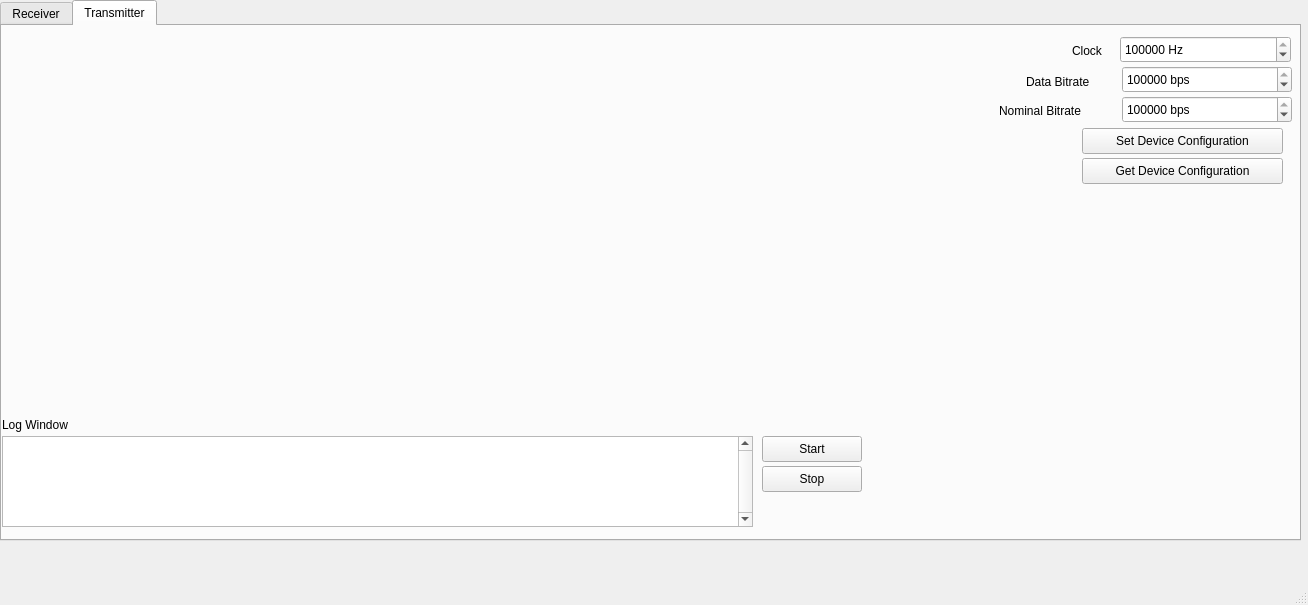
Above: CANGuiApp/mainwindow.ui from Kemalusanmaz/PCANFD-CAN-BUS-Transceiver before the change. Below: the same form after it.
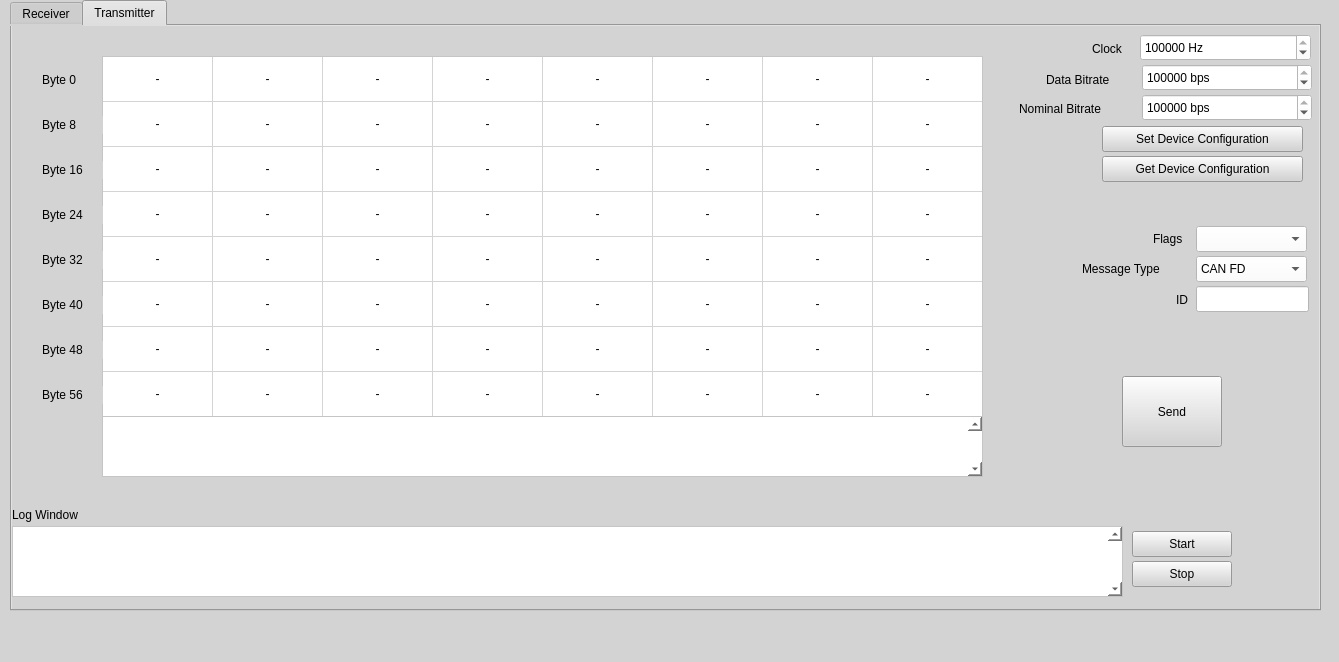
That is the form after the change. The open tabs and pages were chosen to show the change.

Commit message: transmitter gui is established

```diff
--- a/CANGuiApp/mainwindow.ui
+++ b/CANGuiApp/mainwindow.ui
@@ -6,23 +6,29 @@
    <rect>
     <x>0</x>
     <y>0</y>
-    <width>1308</width>
-    <height>605</height>
+    <width>1339</width>
+    <height>662</height>
    </rect>
   </property>
   <property name="windowTitle">
-   <string>MainWindow</string>
+   <string>CAN Bus Manager v1.0</string>
+  </property>
+  <property name="styleSheet">
+   <string notr="true">background-color: lightgrey;</string>
   </property>
   <widget class="QWidget" name="centralwidget">
    <widget class="QTabWidget" name="tabWidget">
     <property name="geometry">
      <rect>
-      <x>0</x>
+      <x>10</x>
       <y>0</y>
-      <width>1301</width>
-      <height>541</height>
+      <width>1311</width>
+      <height>611</height>
      </rect>
     </property>
+    <property name="styleSheet">
+     <string notr="true">background-color: lightgrey;</string>
+    </property>
     <property name="currentIndex">
      <number>0</number>
     </property>
@@ -393,8 +399,8 @@
      <widget class="QPushButton" name="transmitter_start">
       <property name="geometry">
        <rect>
-        <x>760</x>
-        <y>410</y>
+        <x>1120</x>
+        <y>505</y>
         <width>100</width>
         <height>26</height>
        </rect>
@@ -407,14 +413,20 @@
       <property name="geometry">
        <rect>
         <x>0</x>
-        <y>410</y>
-        <width>751</width>
-        <height>91</height>
+        <y>500</y>
+        <width>1111</width>
+        <height>71</height>
        </rect>
       </property>
+      <property name="styleSheet">
+       <string notr="true">background-color: white;</string>
+      </property>
       <property name="verticalScrollBarPolicy">
        <enum>Qt::ScrollBarPolicy::ScrollBarAlwaysOn</enum>
       </property>
+      <property name="readOnly">
+       <bool>true</bool>
+      </property>
       <property name="plainText">
        <string/>
       </property>
@@ -425,8 +437,8 @@
      <widget class="QPushButton" name="transmitter_stop">
       <property name="geometry">
        <rect>
-        <x>760</x>
-        <y>440</y>
+        <x>1120</x>
+        <y>535</y>
         <width>100</width>
         <height>26</height>
        </rect>
@@ -439,7 +451,7 @@
       <property name="geometry">
        <rect>
         <x>0</x>
-        <y>390</y>
+        <y>480</y>
         <width>91</width>
         <height>18</height>
        </rect>
@@ -451,12 +463,15 @@
      <widget class="QSpinBox" name="transmitter_dataBitRate">
       <property name="geometry">
        <rect>
-        <x>1120</x>
-        <y>70</y>
+        <x>1130</x>
+        <y>68</y>
         <width>170</width>
         <height>27</height>
        </rect>
       </property>
+      <property name="styleSheet">
+       <string notr="true">background-color: white;</string>
+      </property>
       <property name="suffix">
        <string> bps</string>
       </property>
@@ -470,8 +485,8 @@
      <widget class="QLabel" name="label_12">
       <property name="geometry">
        <rect>
-        <x>997</x>
-        <y>75</y>
+        <x>1007</x>
+        <y>73</y>
         <width>121</width>
         <height>20</height>
        </rect>
@@ -483,12 +498,15 @@
      <widget class="QSpinBox" name="transmitter_clock">
       <property name="geometry">
        <rect>
-        <x>1118</x>
-        <y>10</y>
+        <x>1128</x>
+        <y>8</y>
         <width>171</width>
         <height>27</height>
        </rect>
       </property>
+      <property name="styleSheet">
+       <string notr="true">background-color: white;</string>
+      </property>
       <property name="suffix">
        <string notr="true"> Hz</string>
       </property>
@@ -502,8 +520,8 @@
      <widget class="QLabel" name="label_6">
       <property name="geometry">
        <rect>
-        <x>1070</x>
-        <y>16</y>
+        <x>1080</x>
+        <y>14</y>
         <width>41</width>
         <height>18</height>
        </rect>
@@ -515,8 +533,8 @@
      <widget class="QLabel" name="label_13">
       <property name="geometry">
        <rect>
-        <x>1024</x>
-        <y>46</y>
+        <x>1034</x>
+        <y>44</y>
         <width>91</width>
         <height>20</height>
        </rect>
@@ -528,8 +546,8 @@
      <widget class="QPushButton" name="transmitter_getDeviceConfiguration">
       <property name="geometry">
        <rect>
-        <x>1080</x>
-        <y>132</y>
+        <x>1090</x>
+        <y>130</y>
         <width>201</width>
         <height>26</height>
        </rect>
@@ -541,8 +559,8 @@
      <widget class="QPushButton" name="transmitter_setDeviceConfiguration">
       <property name="geometry">
        <rect>
-        <x>1080</x>
-        <y>102</y>
+        <x>1090</x>
+        <y>100</y>
         <width>201</width>
         <height>26</height>
        </rect>
@@ -554,12 +572,15 @@
      <widget class="QSpinBox" name="transmitter_nominalBitRate">
       <property name="geometry">
        <rect>
-        <x>1120</x>
-        <y>40</y>
+        <x>1130</x>
+        <y>38</y>
         <width>170</width>
         <height>27</height>
        </rect>
       </property>
+      <property name="styleSheet">
+       <string notr="true">background-color: white;</string>
+      </property>
       <property name="suffix">
        <string> bps</string>
       </property>
@@ -570,6 +591,857 @@
        <number>500000</number>
       </property>
      </widget>
+     <widget class="QTableWidget" name="transmitter_data">
+      <property name="geometry">
+       <rect>
+        <x>90</x>
+        <y>30</y>
+        <width>881</width>
+        <height>361</height>
+       </rect>
+      </property>
+      <property name="styleSheet">
+       <string notr="true">background-color: white;</string>
+      </property>
+      <property name="verticalScrollBarPolicy">
+       <enum>Qt::ScrollBarPolicy::ScrollBarAlwaysOff</enum>
+      </property>
+      <property name="horizontalScrollBarPolicy">
+       <enum>Qt::ScrollBarPolicy::ScrollBarAlwaysOff</enum>
+      </property>
+      <property name="verticalScrollMode">
+       <enum>QAbstractItemView::ScrollMode::ScrollPerItem</enum>
+      </property>
+      <property name="rowCount">
+       <number>8</number>
+      </property>
+      <property name="columnCount">
+       <number>8</number>
+      </property>
+      <attribute name="horizontalHeaderVisible">
+       <bool>false</bool>
+      </attribute>
+      <attribute name="horizontalHeaderMinimumSectionSize">
+       <number>40</number>
+      </attribute>
+      <attribute name="horizontalHeaderDefaultSectionSize">
+       <number>110</number>
+      </attribute>
+      <attribute name="horizontalHeaderHighlightSections">
+       <bool>false</bool>
+      </attribute>
+      <attribute name="verticalHeaderVisible">
+       <bool>false</bool>
+      </attribute>
+      <attribute name="verticalHeaderDefaultSectionSize">
+       <number>45</number>
+      </attribute>
+      <attribute name="verticalHeaderHighlightSections">
+       <bool>false</bool>
+      </attribute>
+      <row/>
+      <row/>
+      <row/>
+      <row/>
+      <row/>
+      <row/>
+      <row/>
+      <row/>
+      <column/>
+      <column/>
+      <column/>
+      <column/>
+      <column/>
+      <column/>
+      <column/>
+      <column/>
+      <item row="0" column="0">
+       <property name="text">
+        <string>-</string>
+       </property>
+       <property name="textAlignment">
+        <set>AlignCenter</set>
+       </property>
+      </item>
+      <item row="0" column="1">
+       <property name="text">
+        <string>-</string>
+       </property>
+       <property name="textAlignment">
+        <set>AlignCenter</set>
+       </property>
+      </item>
+      <item row="0" column="2">
+       <property name="text">
+        <string>-</string>
+       </property>
+       <property name="textAlignment">
+        <set>AlignCenter</set>
+       </property>
+      </item>
+      <item row="0" column="3">
+       <property name="text">
+        <string>-</string>
+       </property>
+       <property name="textAlignment">
+        <set>AlignCenter</set>
+       </property>
+      </item>
+      <item row="0" column="4">
+       <property name="text">
+        <string>-</string>
+       </property>
+       <property name="textAlignment">
+        <set>AlignCenter</set>
+       </property>
+      </item>
+      <item row="0" column="5">
+       <property name="text">
+        <string>-</string>
+       </property>
+       <property name="textAlignment">
+        <set>AlignCenter</set>
+       </property>
+      </item>
+      <item row="0" column="6">
+       <property name="text">
+        <string>-</string>
+       </property>
+       <property name="textAlignment">
+        <set>AlignCenter</set>
+       </property>
+      </item>
+      <item row="0" column="7">
+       <property name="text">
+        <string>-</string>
+       </property>
+       <property name="textAlignment">
+        <set>AlignCenter</set>
+       </property>
+      </item>
+      <item row="1" column="0">
+       <property name="text">
+        <string>-</string>
+       </property>
+       <property name="textAlignment">
+        <set>AlignCenter</set>
+       </property>
+      </item>
+      <item row="1" column="1">
+       <property name="text">
+        <string>-</string>
+       </property>
+       <property name="textAlignment">
+        <set>AlignCenter</set>
+       </property>
+      </item>
+      <item row="1" column="2">
+       <property name="text">
+        <string>-</string>
+       </property>
+       <property name="textAlignment">
+        <set>AlignCenter</set>
+       </property>
+      </item>
+      <item row="1" column="3">
+       <property name="text">
+        <string>-</string>
+       </property>
+       <property name="textAlignment">
+        <set>AlignCenter</set>
+       </property>
+      </item>
+      <item row="1" column="4">
+       <property name="text">
+        <string>-</string>
+       </property>
+       <property name="textAlignment">
+        <set>AlignCenter</set>
+       </property>
+      </item>
+      <item row="1" column="5">
+       <property name="text">
+        <string>-</string>
+       </property>
+       <property name="textAlignment">
+        <set>AlignCenter</set>
+       </property>
+      </item>
+      <item row="1" column="6">
+       <property name="text">
+        <string>-</string>
+       </property>
+       <property name="textAlignment">
+        <set>AlignCenter</set>
+       </property>
+      </item>
+      <item row="1" column="7">
+       <property name="text">
+        <string>-</string>
+       </property>
+       <property name="textAlignment">
+        <set>AlignCenter</set>
+       </property>
+      </item>
+      <item row="2" column="0">
+       <property name="text">
+        <string>-</string>
+       </property>
+       <property name="textAlignment">
+        <set>AlignCenter</set>
+       </property>
+      </item>
+      <item row="2" column="1">
+       <property name="text">
+        <string>-</string>
+       </property>
+       <property name="textAlignment">
+        <set>AlignCenter</set>
+       </property>
+      </item>
+      <item row="2" column="2">
+       <property name="text">
+        <string>-</string>
+       </property>
+       <property name="textAlignment">
+        <set>AlignCenter</set>
+       </property>
+      </item>
+      <item row="2" column="3">
+       <property name="text">
+        <string>-</string>
+       </property>
+       <property name="textAlignment">
+        <set>AlignCenter</set>
+       </property>
+      </item>
+      <item row="2" column="4">
+       <property name="text">
+        <string>-</string>
+       </property>
+       <property name="textAlignment">
+        <set>AlignCenter</set>
+       </property>
+      </item>
+      <item row="2" column="5">
+       <property name="text">
+        <string>-</string>
+       </property>
+       <property name="textAlignment">
+        <set>AlignCenter</set>
+       </property>
+      </item>
+      <item row="2" column="6">
+       <property name="text">
+        <string>-</string>
+       </property>
+       <property name="textAlignment">
+        <set>AlignCenter</set>
+       </property>
+      </item>
+      <item row="2" column="7">
+       <property name="text">
+        <string>-</string>
+       </property>
+       <property name="textAlignment">
+        <set>AlignCenter</set>
+       </property>
+      </item>
+      <item row="3" column="0">
+       <property name="text">
+        <string>-</string>
+       </property>
+       <property name="textAlignment">
+        <set>AlignCenter</set>
+       </property>
+      </item>
+      <item row="3" column="1">
+       <property name="text">
+        <string>-</string>
+       </property>
+       <property name="textAlignment">
+        <set>AlignCenter</set>
+       </property>
+      </item>
+      <item row="3" column="2">
+       <property name="text">
+        <string>-</string>
+       </property>
+       <property name="textAlignment">
+        <set>AlignCenter</set>
+       </property>
+      </item>
+      <item row="3" column="3">
+       <property name="text">
+        <string>-</string>
+       </property>
+       <property name="textAlignment">
+        <set>AlignCenter</set>
+       </property>
+      </item>
+      <item row="3" column="4">
+       <property name="text">
+        <string>-</string>
+       </property>
+       <property name="textAlignment">
+        <set>AlignCenter</set>
+       </property>
+      </item>
+      <item row="3" column="5">
+       <property name="text">
+        <string>-</string>
+       </property>
+       <property name="textAlignment">
+        <set>AlignCenter</set>
+       </property>
+      </item>
+      <item row="3" column="6">
+       <property name="text">
+        <string>-</string>
+       </property>
+       <property name="textAlignment">
+        <set>AlignCenter</set>
+       </property>
+      </item>
+      <item row="3" column="7">
+       <property name="text">
+        <string>-</string>
+       </property>
+       <property name="textAlignment">
+        <set>AlignCenter</set>
+       </property>
+      </item>
+      <item row="4" column="0">
+       <property name="text">
+        <string>-</string>
+       </property>
+       <property name="textAlignment">
+        <set>AlignCenter</set>
+       </property>
+      </item>
+      <item row="4" column="1">
+       <property name="text">
+        <string>-</string>
+       </property>
+       <property name="textAlignment">
+        <set>AlignCenter</set>
+       </property>
+      </item>
+      <item row="4" column="2">
+       <property name="text">
+        <string>-</string>
+       </property>
+       <property name="textAlignment">
+        <set>AlignCenter</set>
+       </property>
+      </item>
+      <item row="4" column="3">
+       <property name="text">
+        <string>-</string>
+       </property>
+       <property name="textAlignment">
+        <set>AlignCenter</set>
+       </property>
+      </item>
+      <item row="4" column="4">
+       <property name="text">
+        <string>-</string>
+       </property>
+       <property name="textAlignment">
+        <set>AlignCenter</set>
+       </property>
+      </item>
+      <item row="4" column="5">
+       <property name="text">
+        <string>-</string>
+       </property>
+       <property name="textAlignment">
+        <set>AlignCenter</set>
+       </property>
+      </item>
+      <item row="4" column="6">
+       <property name="text">
+        <string>-</string>
+       </property>
+       <property name="textAlignment">
+        <set>AlignCenter</set>
+       </property>
+      </item>
+      <item row="4" column="7">
+       <property name="text">
+        <string>-</string>
+       </property>
+       <property name="textAlignment">
+        <set>AlignCenter</set>
+       </property>
+      </item>
+      <item row="5" column="0">
+       <property name="text">
+        <string>-</string>
+       </property>
+       <property name="textAlignment">
+        <set>AlignCenter</set>
+       </property>
+      </item>
+      <item row="5" column="1">
+       <property name="text">
+        <string>-</string>
+       </property>
+       <property name="textAlignment">
+        <set>AlignCenter</set>
+       </property>
+      </item>
+      <item row="5" column="2">
+       <property name="text">
+        <string>-</string>
+       </property>
+       <property name="textAlignment">
+        <set>AlignCenter</set>
+       </property>
+      </item>
+      <item row="5" column="3">
+       <property name="text">
+        <string>-</string>
+       </property>
+       <property name="textAlignment">
+        <set>AlignCenter</set>
+       </property>
+      </item>
+      <item row="5" column="4">
+       <property name="text">
+        <string>-</string>
+       </property>
+       <property name="textAlignment">
+        <set>AlignCenter</set>
+       </property>
+      </item>
+      <item row="5" column="5">
+       <property name="text">
+        <string>-</string>
+       </property>
+       <property name="textAlignment">
+        <set>AlignCenter</set>
+       </property>
+      </item>
+      <item row="5" column="6">
+       <property name="text">
+        <string>-</string>
+       </property>
+       <property name="textAlignment">
+        <set>AlignCenter</set>
+       </property>
+      </item>
+      <item row="5" column="7">
+       <property name="text">
+        <string>-</string>
+       </property>
+       <property name="textAlignment">
+        <set>AlignCenter</set>
+       </property>
+      </item>
+      <item row="6" column="0">
+       <property name="text">
+        <string>-</string>
+       </property>
+       <property name="textAlignment">
+        <set>AlignCenter</set>
+       </property>
+      </item>
+      <item row="6" column="1">
+       <property name="text">
+        <string>-</string>
+       </property>
+       <property name="textAlignment">
+        <set>AlignCenter</set>
+       </property>
+      </item>
+      <item row="6" column="2">
+       <property name="text">
+        <string>-</string>
+       </property>
+       <property name="textAlignment">
+        <set>AlignCenter</set>
+       </property>
+      </item>
+      <item row="6" column="3">
+       <property name="text">
+        <string>-</string>
+       </property>
+       <property name="textAlignment">
+        <set>AlignCenter</set>
+       </property>
+      </item>
+      <item row="6" column="4">
+       <property name="text">
+        <string>-</string>
+       </property>
+       <property name="textAlignment">
+        <set>AlignCenter</set>
+       </property>
+      </item>
+      <item row="6" column="5">
+       <property name="text">
+        <string>-</string>
+       </property>
+       <property name="textAlignment">
+        <set>AlignCenter</set>
+       </property>
+      </item>
+      <item row="6" column="6">
+       <property name="text">
+        <string>-</string>
+       </property>
+       <property name="textAlignment">
+        <set>AlignCenter</set>
+       </property>
+      </item>
+      <item row="6" column="7">
+       <property name="text">
+        <string>-</string>
+       </property>
+       <property name="textAlignment">
+        <set>AlignCenter</set>
+       </property>
+      </item>
+      <item row="7" column="0">
+       <property name="text">
+        <string>-</string>
+       </property>
+       <property name="textAlignment">
+        <set>AlignCenter</set>
+       </property>
+      </item>
+      <item row="7" column="1">
+       <property name="text">
+        <string>-</string>
+       </property>
+       <property name="textAlignment">
+        <set>AlignCenter</set>
+       </property>
+      </item>
+      <item row="7" column="2">
+       <property name="text">
+        <string>-</string>
+       </property>
+       <property name="textAlignment">
+        <set>AlignCenter</set>
+       </property>
+      </item>
+      <item row="7" column="3">
+       <property name="text">
+        <string>-</string>
+       </property>
+       <property name="textAlignment">
+        <set>AlignCenter</set>
+       </property>
+      </item>
+      <item row="7" column="4">
+       <property name="text">
+        <string>-</string>
+       </property>
+       <property name="textAlignment">
+        <set>AlignCenter</set>
+       </property>
+      </item>
+      <item row="7" column="5">
+       <property name="text">
+        <string>-</string>
+       </property>
+       <property name="textAlignment">
+        <set>AlignCenter</set>
+       </property>
+      </item>
+      <item row="7" column="6">
+       <property name="text">
+        <string>-</string>
+       </property>
+       <property name="textAlignment">
+        <set>AlignCenter</set>
+       </property>
+      </item>
+      <item row="7" column="7">
+       <property name="text">
+        <string>-</string>
+       </property>
+       <property name="textAlignment">
+        <set>AlignCenter</set>
+       </property>
+      </item>
+     </widget>
+     <widget class="QLabel" name="label_7">
+      <property name="geometry">
+       <rect>
+        <x>30</x>
+        <y>45</y>
+        <width>50</width>
+        <height>18</height>
+       </rect>
+      </property>
+      <property name="text">
+       <string>Byte 0</string>
+      </property>
+     </widget>
+     <widget class="QLabel" name="label_14">
+      <property name="geometry">
+       <rect>
+        <x>30</x>
+        <y>135</y>
+        <width>61</width>
+        <height>18</height>
+       </rect>
+      </property>
+      <property name="text">
+       <string>Byte 16</string>
+      </property>
+     </widget>
+     <widget class="QLabel" name="label_15">
+      <property name="geometry">
+       <rect>
+        <x>30</x>
+        <y>90</y>
+        <width>61</width>
+        <height>18</height>
+       </rect>
+      </property>
+      <property name="text">
+       <string>Byte 8</string>
+      </property>
+     </widget>
+     <widget class="QLabel" name="label_16">
+      <property name="geometry">
+       <rect>
+        <x>30</x>
+        <y>180</y>
+        <width>61</width>
+        <height>18</height>
+       </rect>
+      </property>
+      <property name="text">
+       <string>Byte 24</string>
+      </property>
+     </widget>
+     <widget class="QLabel" name="label_17">
+      <property name="geometry">
+       <rect>
+        <x>30</x>
+        <y>225</y>
+        <width>61</width>
+        <height>18</height>
+       </rect>
+      </property>
+      <property name="text">
+       <string>Byte 32</string>
+      </property>
+     </widget>
+     <widget class="QLabel" name="label_18">
+      <property name="geometry">
+       <rect>
+        <x>30</x>
+        <y>270</y>
+        <width>61</width>
+        <height>18</height>
+       </rect>
+      </property>
+      <property name="text">
+       <string>Byte 40</string>
+      </property>
+     </widget>
+     <widget class="QLabel" name="label_19">
+      <property name="geometry">
+       <rect>
+        <x>30</x>
+        <y>315</y>
+        <width>61</width>
+        <height>18</height>
+       </rect>
+      </property>
+      <property name="text">
+       <string>Byte 48</string>
+      </property>
+     </widget>
+     <widget class="QLabel" name="label_20">
+      <property name="geometry">
+       <rect>
+        <x>30</x>
+        <y>360</y>
+        <width>61</width>
+        <height>18</height>
+       </rect>
+      </property>
+      <property name="text">
+       <string>Byte 56</string>
+      </property>
+     </widget>
+     <widget class="QPushButton" name="transmitter_send">
+      <property name="geometry">
+       <rect>
+        <x>1110</x>
+        <y>350</y>
+        <width>100</width>
+        <height>71</height>
+       </rect>
+      </property>
+      <property name="text">
+       <string>Send</string>
+      </property>
+     </widget>
+     <widget class="QComboBox" name="transmitter_messageType">
+      <property name="geometry">
+       <rect>
+        <x>1184</x>
+        <y>230</y>
+        <width>111</width>
+        <height>26</height>
+       </rect>
+      </property>
+      <property name="styleSheet">
+       <string notr="true">background-color: white;</string>
+      </property>
+      <item>
+       <property name="text">
+        <string>CAN FD</string>
+       </property>
+      </item>
+      <item>
+       <property name="text">
+        <string>CAN 2.0</string>
+       </property>
+      </item>
+     </widget>
+     <widget class="QLabel" name="label_21">
+      <property name="geometry">
+       <rect>
+        <x>1070</x>
+        <y>233</y>
+        <width>110</width>
+        <height>20</height>
+       </rect>
+      </property>
+      <property name="text">
+       <string>Message Type</string>
+      </property>
+     </widget>
+     <widget class="QLabel" name="label_22">
+      <property name="geometry">
+       <rect>
+        <x>1164</x>
+        <y>264</y>
+        <width>20</width>
+        <height>20</height>
+       </rect>
+      </property>
+      <property name="text">
+       <string>ID</string>
+      </property>
+     </widget>
+     <widget class="QComboBox" name="transmitter_flags">
+      <property name="geometry">
+       <rect>
+        <x>1184</x>
+        <y>200</y>
+        <width>111</width>
+        <height>26</height>
+       </rect>
+      </property>
+      <property name="styleSheet">
+       <string notr="true">background-color: white;</string>
+      </property>
+      <item>
+       <property name="text">
+        <string/>
+       </property>
+      </item>
+      <item>
+       <property name="text">
+        <string>STD</string>
+       </property>
+      </item>
+      <item>
+       <property name="text">
+        <string>RTR</string>
+       </property>
+      </item>
+      <item>
+       <property name="text">
+        <string>EXT</string>
+       </property>
+      </item>
+      <item>
+       <property name="text">
+        <string>SLF</string>
+       </property>
+      </item>
+      <item>
+       <property name="text">
+        <string>SNG</string>
+       </property>
+      </item>
+      <item>
+       <property name="text">
+        <string>ECHO</string>
+       </property>
+      </item>
+     </widget>
+     <widget class="QLabel" name="label_23">
+      <property name="geometry">
+       <rect>
+        <x>1141</x>
+        <y>204</y>
+        <width>40</width>
+        <height>18</height>
+       </rect>
+      </property>
+      <property name="text">
+       <string>Flags</string>
+      </property>
+     </widget>
+     <widget class="QLineEdit" name="transmitter_id">
+      <property name="geometry">
+       <rect>
+        <x>1184</x>
+        <y>260</y>
+        <width>113</width>
+        <height>26</height>
+       </rect>
+      </property>
+      <property name="styleSheet">
+       <string notr="true">background-color: white;</string>
+      </property>
+      <property name="inputMask">
+       <string/>
+      </property>
+      <property name="text">
+       <string/>
+      </property>
+      <property name="placeholderText">
+       <string/>
+      </property>
+     </widget>
+     <widget class="QPlainTextEdit" name="transmitter_dataDisplay">
+      <property name="geometry">
+       <rect>
+        <x>90</x>
+        <y>390</y>
+        <width>881</width>
+        <height>61</height>
+       </rect>
+      </property>
+      <property name="styleSheet">
+       <string notr="true">background-color: white;</string>
+      </property>
+      <property name="verticalScrollBarPolicy">
+       <enum>Qt::ScrollBarPolicy::ScrollBarAlwaysOn</enum>
+      </property>
+      <property name="readOnly">
+       <bool>true</bool>
+      </property>
+      <property name="plainText">
+       <string/>
+      </property>
+      <property name="centerOnScroll">
+       <bool>true</bool>
+      </property>
+     </widget>
     </widget>
    </widget>
   </widget>
```
Left out of the diff: 96 changed lines with no effect on the pictures. The commit also changes 5 other files.
